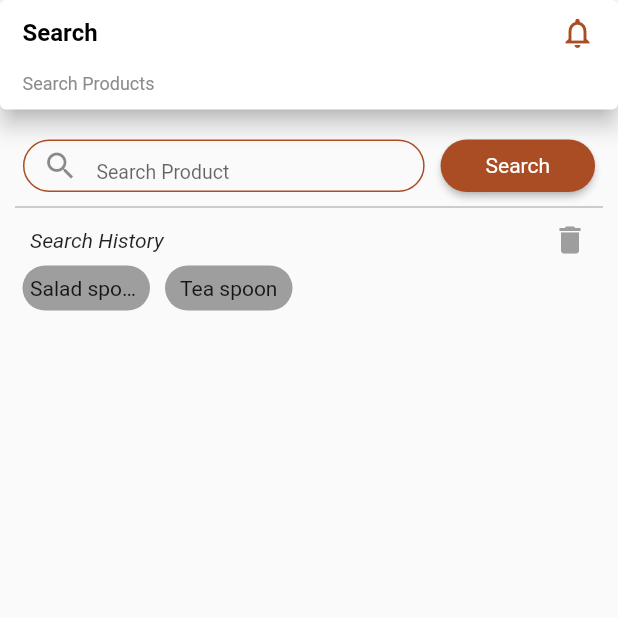
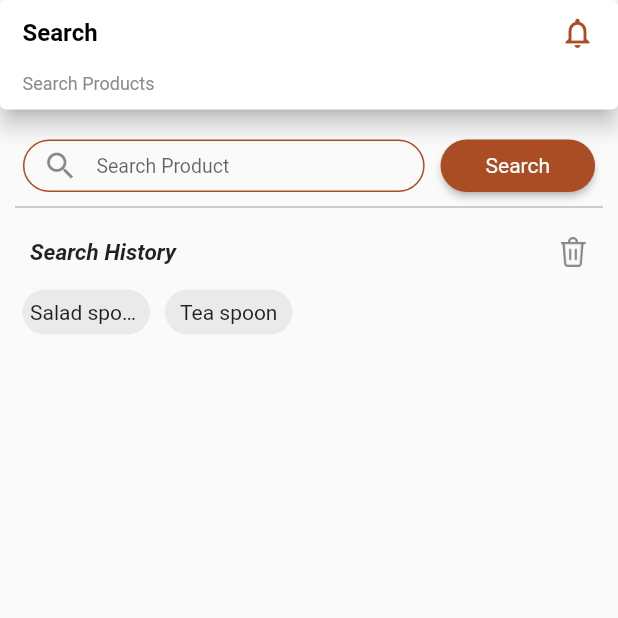
Before and after one commit to MrHassni/ecomerece_app, a Flutter app: the SearchScreen screen opened directly, on a phone screen of 412 x 824 dp, the top half of it. Run offline on Flutter 3.47's test engine with Material 2 defaults, Android fonts, the light colour scheme and no system bars; our stand-ins replace carousel_slider, dotted_border, flutter_rating_bar, font_awesome_flutter, google_maps_flutter, image_picker and 4 more; missing offline and left inert: flutter_statusbarcolor_ns, vertical_scrollable_tabview; accounts and stored records are empty.

Commit message:
changes applied on search screen,

```diff
--- a/lib/constant/constant.dart
+++ b/lib/constant/constant.dart
@@ -19,6 +19,7 @@ class Constants {
   static const kGreenColor = Color(0xFF10BB88);
   static const kLightGreenColor = Color(0xFF94F1D5);
   static const kBlueColor = Color(0XFF00779E);
+  static const kGreyLightColor = Color(0XFFEAEAEA);
 
   //text
   // static const title = "Google Sign In";
--- a/lib/main.dart
+++ b/lib/main.dart
@@ -1,6 +1,8 @@
 import 'package:crockery_app/constant/constant.dart';
 import 'package:crockery_app/providers/navgation_provider.dart';
 import 'package:crockery_app/screens/enter_mob_num_screen.dart';
+import 'package:crockery_app/screens/fillter_screen.dart';
+import 'package:crockery_app/screens/search_screen.dart';
 import 'package:crockery_app/screens/splash_screen.dart';
 import 'package:crockery_app/widgets/bottom_navigation/bottom_navigation_bar.dart';
 import 'package:flutter/material.dart';
@@ -27,10 +29,10 @@ class MyApp extends StatelessWidget {
       theme: ThemeData(
         primarySwatch: Colors.deepOrange,
       ),
-      home: SplashScreen(),
+      // home: SplashScreen(),
       // home: CartDetail(),
       // home: BottomNavigate(),
-// home:MobileNumber(),
+      home:  FilterScreen(),
       // home: BottomNavigate(),
     );
   }
--- a/lib/onboarding/onboarding_screen.dart
+++ b/lib/onboarding/onboarding_screen.dart
@@ -1,6 +1,7 @@
 import 'package:crockery_app/constant/constant.dart';
 import 'package:crockery_app/screens/enter_mob_num_screen.dart';
 import 'package:flutter/material.dart';
+import 'package:shared_preferences/shared_preferences.dart';
 
 
 import '../screens/onboardingpage.dart';
@@ -14,6 +15,8 @@ class Onbording extends StatefulWidget {
 class _OnbordingState extends State<Onbording> {
   int currentIndex = 0;
   PageController? _controller;
+
+
 
   @override
   void initState() {
--- a/lib/screens/onboardingpage.dart
+++ b/lib/screens/onboardingpage.dart
@@ -8,8 +8,8 @@ class UnbordingContent {
 
 List<UnbordingContent> contents = [
   UnbordingContent(
-      title: 'Lokking for Crockery Products',
-      image: 'images/onboardingimg1.png',
+      title: 'Looking for Crockery Products',
+      image: 'images/onboarding_img.png',
       discription: 'Find Crocker Products in multiple varities in reasonable price,great dicount and coupons.',
   ),
   UnbordingContent(
--- a/lib/screens/product_detail_screen.dart
+++ b/lib/screens/product_detail_screen.dart
@@ -410,7 +410,7 @@ class _State extends State<ProductDetail> with TickerProviderStateMixin {
                             ],
                           ),
                         ),
-                        Divider(
+                        const Divider(
                           height: 3,
                           color: Constants.kGreyColor,
                         ),
--- a/lib/screens/search_screen.dart
+++ b/lib/screens/search_screen.dart
@@ -51,9 +51,10 @@ class _State extends State<SearchScreen> with TickerProviderStateMixin {
                               // textAlignVertical: TextAlignVertical.center,
 
                               decoration: const InputDecoration(
-                                  hintText: 'Search Product',hintStyle: TextStyle(fontSize: 13,),
+                                  hintText: 'Search Product',
+                                  hintStyle: TextStyle(fontSize: 13,),
                                   prefixIcon: Icon(Icons.search),
-                                  // contentPadding: EdgeInsets.all(10),
+                                  contentPadding: EdgeInsets.all(14),
                                   border: InputBorder.none),
                               onChanged: (value) {
                                 // Do something
@@ -80,12 +81,15 @@ class _State extends State<SearchScreen> with TickerProviderStateMixin {
                     const Divider(height: 20,
                     color: Constants.kLightGreyColor,),
                     Padding(
-                      padding: const EdgeInsets.only(left: 10,right: 10),
+                      padding: const EdgeInsets.all(10),
                       child: Row(
                         mainAxisAlignment: MainAxisAlignment.spaceBetween,
-                        children: const [
-                          Text('Search History',style: TextStyle(fontWeight: FontWeight.normal,fontSize: 14,fontStyle: FontStyle.italic),),
-                          Icon(Icons.delete,color: Constants.kLightGreyColor,),
+                        children: [
+                          Text('Search History',style: TextStyle(fontWeight: FontWeight.bold,fontSize: 15,fontStyle: FontStyle.italic),),
+                          // Icon(Icons.delete,color: Constants.kLightGreyColor,),
+                          SizedBox(height: 20,
+                              width: 20,
+                              child: Image.asset('images/del_img.png')),
                         ],
                       ),
                     ),
@@ -100,7 +104,7 @@ class _State extends State<SearchScreen> with TickerProviderStateMixin {
                           // width: double.infinity,
                           width: 85,
                           decoration: BoxDecoration(
-                            color: Constants.kGreyColor,
+                            color: Constants.kGreyLightColor,
                             borderRadius: BorderRadius.circular(30),
 
                             // border: Border.all(
@@ -121,7 +125,7 @@ class _State extends State<SearchScreen> with TickerProviderStateMixin {
                           // width: double.infinity,
                           width: 85,
                           decoration: BoxDecoration(
-                            color: Constants.kGreyColor,
+                            color: Constants.kGreyLightColor,
                             borderRadius: BorderRadius.circular(30),
 
                             // border: Border.all(
```
Also changed, not shown: lib/screens/fillter_screen.dart (added, +72 -0 lines), lib/screens/splash_screen.dart (+5 -5 lines), lib/widgets/filter_list.dart (added, +63 -0 lines), images/del_img.png (added), images/onboarding_img.png (added).
